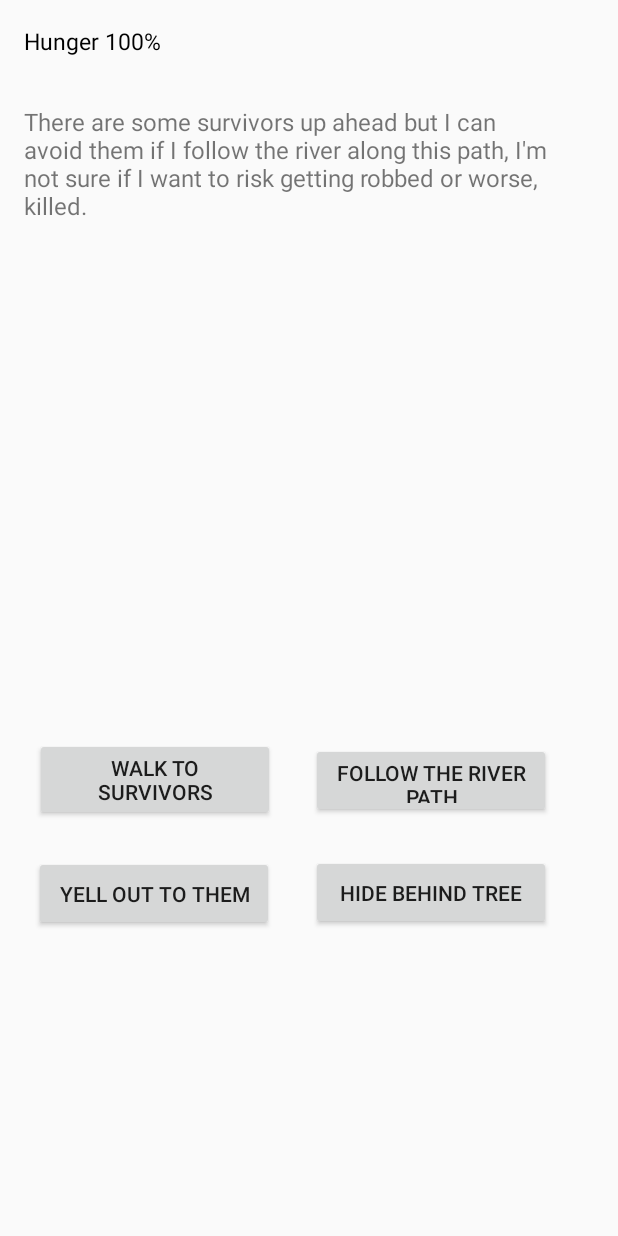
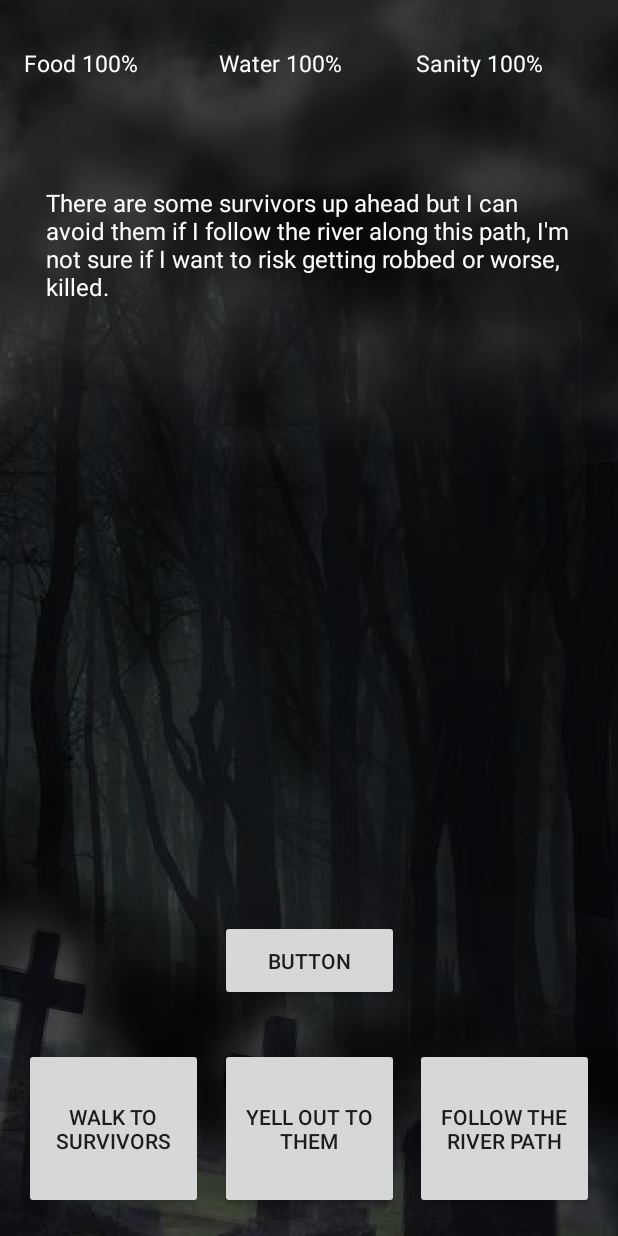
Before and after one commit to jordan309/Unknown, an Android app: the MainActivity screen opened directly, with no data from a screen before it, on a phone screen of 412 x 824 dp. Run offline under Robolectric (Android 15) with nearby library versions, the phone set to English and light mode, and no system bars.

Commit message:
Added Water and Sanity.
Changed the primary gameplay window according to the new design document. Changed many style features with the main gameplay window.

```diff
--- a/app/src/main/java/com/example/jordan307/unknown/MainActivity.java
+++ b/app/src/main/java/com/example/jordan307/unknown/MainActivity.java
@@ -1,8 +1,5 @@
 package com.example.jordan307.unknown;
 
-import android.content.DialogInterface;
-import android.content.Intent;
-import android.support.v7.app.AlertDialog;
 import android.support.v7.app.AppCompatActivity;
 import android.os.Bundle;
 import android.view.View;
@@ -15,14 +12,16 @@ import java.util.Random;
 
 public class MainActivity extends AppCompatActivity {
 
-    Button answer1, answer2, answer3, answer4;
+    Button answer1, answer2, answer3;
 
-    TextView score, question;
+    TextView foodScore, waterScore, sanityScore, question;
 
     private Questions mQuestions = new Questions();
 
     private String mAnswer;
-    private int mScore = 100;
+    private int foodValue = 100;
+    private int waterValue = 100;
+    private int sanityValue = 100;
     private int mQuestionsLength = mQuestions.mQuestions.length;
 
     Random r;
@@ -44,12 +43,15 @@ public class MainActivity extends AppCompatActivity {
         answer1 = findViewById(R.id.answer1);
         answer2 = findViewById(R.id.answer2);
         answer3 = findViewById(R.id.answer3);
-        answer4 = findViewById(R.id.answer4);
 
-        score = findViewById(R.id.score);
+        foodScore = findViewById(R.id.fscore);
+        waterScore = findViewById(R.id.wscore);
+        sanityScore = findViewById(R.id.sscore);
         question = findViewById(R.id.question);
 
-        score.setText("Hunger " + mScore + "%");
+        foodScore.setText("Food " + foodValue + "%");
+        waterScore.setText("Water " + waterValue + "%");
+        sanityScore.setText("Sanity " + sanityValue + "%");
 
         updateQuestion(r.nextInt(mQuestionsLength));
 
@@ -58,8 +60,8 @@ public class MainActivity extends AppCompatActivity {
             @Override
             public void onClick(View v) {
                 if (answer1.getText() == mAnswer) {
-                    mScore--;
-                    score.setText("Hunger " + mScore + "%");
+                    foodValue--;
+                    foodScore.setText("Food " + foodValue + "%");
                     updateQuestion(r.nextInt(mQuestionsLength));
                 }
             }
@@ -70,8 +72,8 @@ public class MainActivity extends AppCompatActivity {
             @Override
             public void onClick(View v) {
                 if (answer2.getText() == mAnswer) {
-                    mScore--;
-                    score.setText("Hunger " + mScore + "%");
+                    foodValue--;
+                    foodScore.setText("Food " + foodValue + "%");
                     updateQuestion(r.nextInt(mQuestionsLength));
                 }
             }
@@ -82,23 +84,14 @@ public class MainActivity extends AppCompatActivity {
             @Override
             public void onClick(View v) {
                 if (answer3.getText() == mAnswer) {
-                    mScore--;
-                    score.setText("Hunger " + mScore + "%");
+                    foodValue--;
+                    foodScore.setText("Food " + foodValue + "%");
                     updateQuestion(r.nextInt(mQuestionsLength));
                 }
             }
         });
 
-        answer4.setOnClickListener(new View.OnClickListener() {
-            @Override
-            public void onClick(View v) {
-                if (answer4.getText() == mAnswer) {
-                    mScore--;
-                    score.setText("Hunger " + mScore + "%");
-                    updateQuestion(r.nextInt(mQuestionsLength));
-                }
-                }
-        });
+
     }
 
     private void updateQuestion(int num) {
@@ -106,7 +99,6 @@ public class MainActivity extends AppCompatActivity {
         answer1.setText(mQuestions.getChoice1(num));
         answer2.setText(mQuestions.getChoice2(num));
         answer3.setText(mQuestions.getChoice3(num));
-        answer4.setText(mQuestions.getChoice4(num));
 
         mAnswer = mQuestions.getCorrectAnswers(num);
     }
--- a/app/src/main/res/layout/activity_main.xml
+++ b/app/src/main/res/layout/activity_main.xml
@@ -4,12 +4,13 @@
     xmlns:tools="http://schemas.android.com/tools"
     android:layout_width="match_parent"
     android:layout_height="match_parent"
+    android:background="@drawable/menubackground"
     tools:context=".MainActivity">
 
     <Button
-        android:id="@+id/answer4"
-        android:layout_width="160dp"
-        android:layout_height="50dp"
+        android:id="@+id/answer1"
+        android:layout_width="119dp"
+        android:layout_height="107dp"
         android:layout_marginStart="8dp"
         android:layout_marginTop="8dp"
         android:layout_marginEnd="8dp"
@@ -18,15 +19,15 @@
         android:text="Button"
         app:layout_constraintBottom_toBottomOf="parent"
         app:layout_constraintEnd_toEndOf="parent"
-        app:layout_constraintHorizontal_bias="0.844"
+        app:layout_constraintHorizontal_bias="0.028"
         app:layout_constraintStart_toStartOf="parent"
         app:layout_constraintTop_toTopOf="parent"
-        app:layout_constraintVertical_bias="0.741" />
+        app:layout_constraintVertical_bias="0.986" />
 
     <Button
-        android:id="@+id/answer3"
-        android:layout_width="160dp"
-        android:layout_height="50dp"
+        android:id="@+id/answer2"
+        android:layout_width="119dp"
+        android:layout_height="107dp"
         android:layout_marginStart="8dp"
         android:layout_marginTop="8dp"
         android:layout_marginEnd="8dp"
@@ -35,15 +36,14 @@
         android:text="Button"
         app:layout_constraintBottom_toBottomOf="parent"
         app:layout_constraintEnd_toEndOf="parent"
-        app:layout_constraintHorizontal_bias="0.844"
         app:layout_constraintStart_toStartOf="parent"
         app:layout_constraintTop_toTopOf="parent"
-        app:layout_constraintVertical_bias="0.643" />
+        app:layout_constraintVertical_bias="0.986" />
 
     <Button
-        android:id="@+id/answer2"
-        android:layout_width="160dp"
-        android:layout_height="50dp"
+        android:id="@+id/charPow"
+        android:layout_width="119dp"
+        android:layout_height="54dp"
         android:layout_marginStart="8dp"
         android:layout_marginTop="8dp"
         android:layout_marginEnd="8dp"
@@ -52,15 +52,14 @@
         android:text="Button"
         app:layout_constraintBottom_toBottomOf="parent"
         app:layout_constraintEnd_toEndOf="parent"
-        app:layout_constraintHorizontal_bias="0.061"
         app:layout_constraintStart_toStartOf="parent"
         app:layout_constraintTop_toTopOf="parent"
-        app:layout_constraintVertical_bias="0.742" />
+        app:layout_constraintVertical_bias="0.803" />
 
     <Button
-        android:id="@+id/answer1"
-        android:layout_width="160dp"
-        android:layout_height="wrap_content"
+        android:id="@+id/answer3"
+        android:layout_width="119dp"
+        android:layout_height="107dp"
         android:layout_marginStart="8dp"
         android:layout_marginTop="8dp"
         android:layout_marginEnd="8dp"
@@ -69,43 +68,80 @@
         android:text="Button"
         app:layout_constraintBottom_toBottomOf="parent"
         app:layout_constraintEnd_toEndOf="parent"
-        app:layout_constraintHorizontal_bias="0.064"
+        app:layout_constraintHorizontal_bias="0.971"
         app:layout_constraintStart_toStartOf="parent"
         app:layout_constraintTop_toTopOf="parent"
-        app:layout_constraintVertical_bias="0.643" />
+        app:layout_constraintVertical_bias="0.986" />
 
     <TextView
-        android:id="@+id/score"
-        android:layout_width="351dp"
-        android:layout_height="23dp"
+        android:id="@+id/fscore"
+        android:layout_width="123dp"
+        android:layout_height="50dp"
         android:layout_marginStart="8dp"
         android:layout_marginTop="8dp"
         android:layout_marginEnd="8dp"
         android:layout_marginBottom="8dp"
         android:text="TextView"
-        android:textColor="#000"
+        android:textColor="@color/intro_title_colour"
         android:textSize="15dp"
         app:layout_constraintBottom_toBottomOf="parent"
         app:layout_constraintEnd_toEndOf="parent"
-        app:layout_constraintHorizontal_bias="0.181"
+        app:layout_constraintHorizontal_bias="0.029"
         app:layout_constraintStart_toStartOf="parent"
         app:layout_constraintTop_toTopOf="parent"
-        app:layout_constraintVertical_bias="0.011" />
+        app:layout_constraintVertical_bias="0.031" />
 
     <TextView
-        android:id="@+id/question"
-        android:layout_width="350dp"
-        android:layout_height="369dp"
+        android:id="@+id/wscore"
+        android:layout_width="123dp"
+        android:layout_height="50dp"
         android:layout_marginStart="8dp"
         android:layout_marginTop="8dp"
         android:layout_marginEnd="8dp"
         android:layout_marginBottom="8dp"
         android:text="TextView"
+        android:textColor="@color/intro_title_colour"
+        android:textSize="15dp"
+        app:layout_constraintBottom_toBottomOf="parent"
+        app:layout_constraintEnd_toEndOf="parent"
+        app:layout_constraintHorizontal_bias="0.507"
+        app:layout_constraintStart_toStartOf="parent"
+        app:layout_constraintTop_toTopOf="parent"
+        app:layout_constraintVertical_bias="0.031" />
+
+    <TextView
+        android:id="@+id/sscore"
+        android:layout_width="123dp"
+        android:layout_height="50dp"
+        android:layout_marginStart="8dp"
+        android:layout_marginTop="8dp"
+        android:layout_marginEnd="8dp"
+        android:layout_marginBottom="8dp"
+        android:text="TextView"
+        android:textColor="@color/intro_title_colour"
+        android:textSize="15dp"
+        app:layout_constraintBottom_toBottomOf="parent"
+        app:layout_constraintEnd_toEndOf="parent"
+        app:layout_constraintHorizontal_bias="0.988"
+        app:layout_constraintStart_toStartOf="parent"
+        app:layout_constraintTop_toTopOf="parent"
+        app:layout_constraintVertical_bias="0.031" />
+
+    <TextView
+        android:id="@+id/question"
+        android:layout_width="350dp"
+        android:layout_height="425dp"
+        android:layout_marginStart="8dp"
+        android:layout_marginTop="8dp"
+        android:layout_marginEnd="8dp"
+        android:layout_marginBottom="8dp"
+        android:text="TextView"
+        android:textColor="@color/intro_title_colour"
         android:textSize="16sp"
         app:layout_constraintBottom_toBottomOf="parent"
         app:layout_constraintEnd_toEndOf="parent"
-        app:layout_constraintHorizontal_bias="0.177"
+        app:layout_constraintHorizontal_bias="0.488"
         app:layout_constraintStart_toStartOf="parent"
         app:layout_constraintTop_toTopOf="parent"
-        app:layout_constraintVertical_bias="0.141" />
+        app:layout_constraintVertical_bias="0.303" />
 </android.support.constraint.ConstraintLayout>
```
